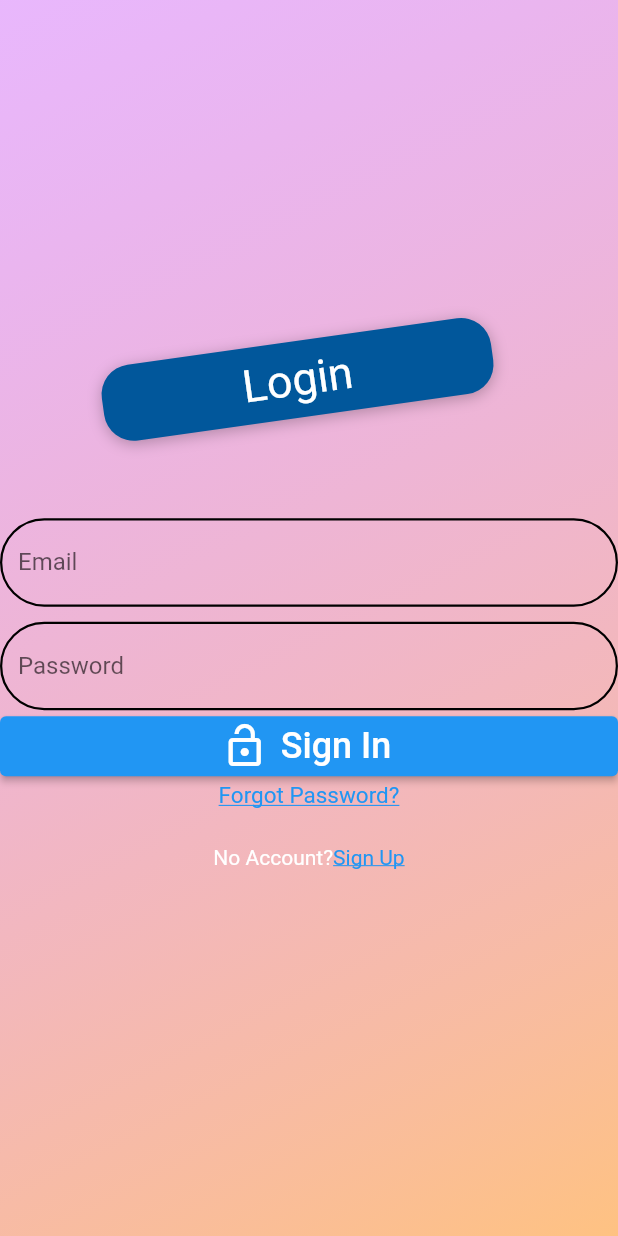
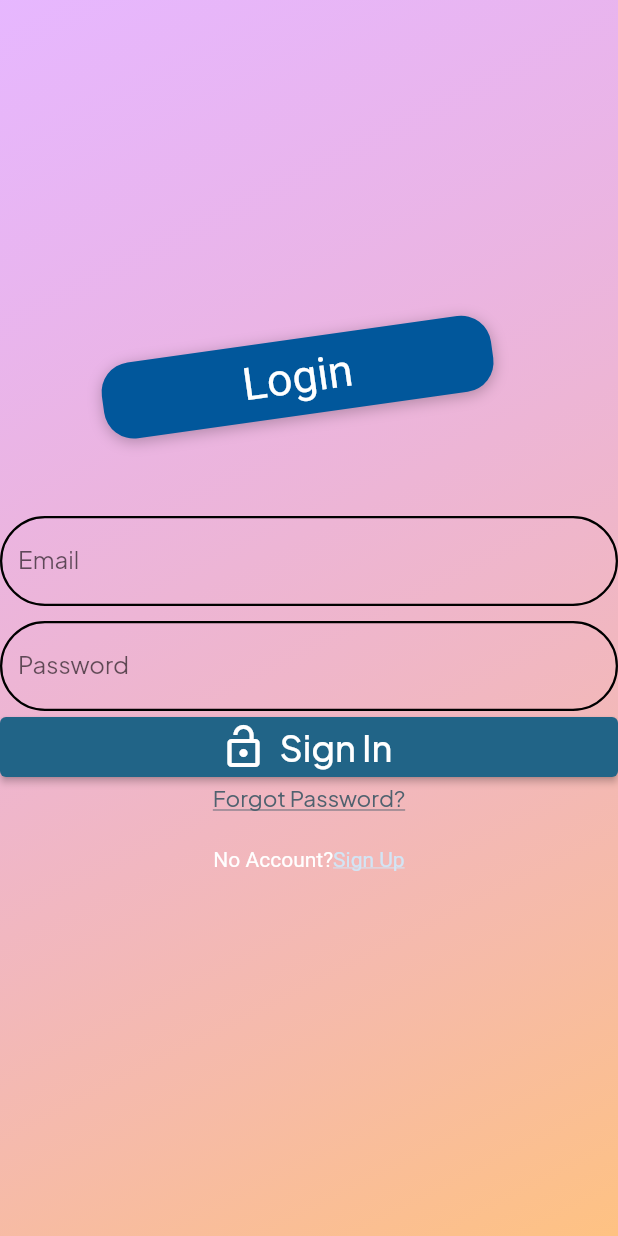
Before and after one commit to Jannatul-Ferdous-Sabrin/Virtual-Aid, a Flutter app: the screen it shows after launch, on a phone screen of 412 x 824 dp. Run offline on Flutter 3.47's test engine with Material 2 defaults, Android fonts, the phone set to English and light mode, and no system bars; our stand-ins replace awesome_dialog, email_validator, firebase_auth, firebase_core, google_fonts, ionicons and 1 more; missing offline and left inert: ytlogin; accounts and stored records are empty; Roboto replaces fonts that are missing (Anton).

Commit message:
3rd commit

```diff
--- a/lib/main.dart
+++ b/lib/main.dart
@@ -1,12 +1,15 @@
 import 'package:firebase_auth/firebase_auth.dart';
 import 'package:flutter/material.dart';
 import 'package:firebase_core/firebase_core.dart';
-//import 'package:google_fonts/google_fonts.dart';
+import 'package:google_fonts/google_fonts.dart';
+import 'package:ytlogin/Doctor%20Appoinment/HomeScreen.dart';
 //import 'Homepage/BottomMenuPage.dart';
+import 'Authentication/AuthPage.dart';
 import 'Homepage/HomePage.dart';
-import 'Authentication/AuthPage.dart';
+import 'Doctor Appoinment/DoctorDetails.dart';
 
 final navigatorKey = GlobalKey<NavigatorState>();
+
 Future main() async {
   WidgetsFlutterBinding.ensureInitialized();
   await Firebase.initializeApp();
@@ -19,25 +22,31 @@ Future main() async {
 //     return MaterialApp(
 //       title: 'VirtualAid',
 //       debugShowCheckedModeBanner: false,
-//       // theme: ThemeData(
-//       //   colorSchemeSeed: const Color(0xff5a73d8),
-//       //   textTheme: GoogleFonts.plusJakartaSansTextTheme(
-//       //     Theme.of(context).textTheme,
-//       //   ),
-//       //   useMaterial3: true,
-//       // ),
-//       home: HomePage(),
+//       theme: ThemeData(
+//         colorSchemeSeed: const Color(0xff5a73d8),
+//         textTheme: GoogleFonts.plusJakartaSansTextTheme(
+//           Theme.of(context).textTheme,
+//         ),
+//         //useMaterial3: true,
+//       ),
+//       home: DoctorDetails(),
 //     );
 //   }
 // }
 
 class MyApp extends StatelessWidget {
-  static final String title = 'Firebase Auth';
+  static const String title = 'Firebase Auth';
 
   @override
   Widget build(BuildContext context) => MaterialApp(
         navigatorKey: navigatorKey,
         debugShowCheckedModeBanner: false,
+        theme: ThemeData(
+          colorSchemeSeed: const Color(0xFFD9E4EE),
+          textTheme: GoogleFonts.plusJakartaSansTextTheme(
+            Theme.of(context).textTheme,
+          ),
+        ),
         home: MainPage(),
       );
 }
@@ -49,9 +58,9 @@ class MainPage extends StatelessWidget {
           stream: FirebaseAuth.instance.authStateChanges(),
           builder: (context, snapshot) {
             if (snapshot.connectionState == ConnectionState.waiting) {
-              return Center(child: CircularProgressIndicator());
+              return const Center(child: CircularProgressIndicator());
             } else if (snapshot.hasError) {
-              return Center(child: Text('Something went wrong!'));
+              return const Center(child: Text('Something went wrong!'));
             } else if (snapshot.hasData) {
               return HomePage();
             } else {
```
